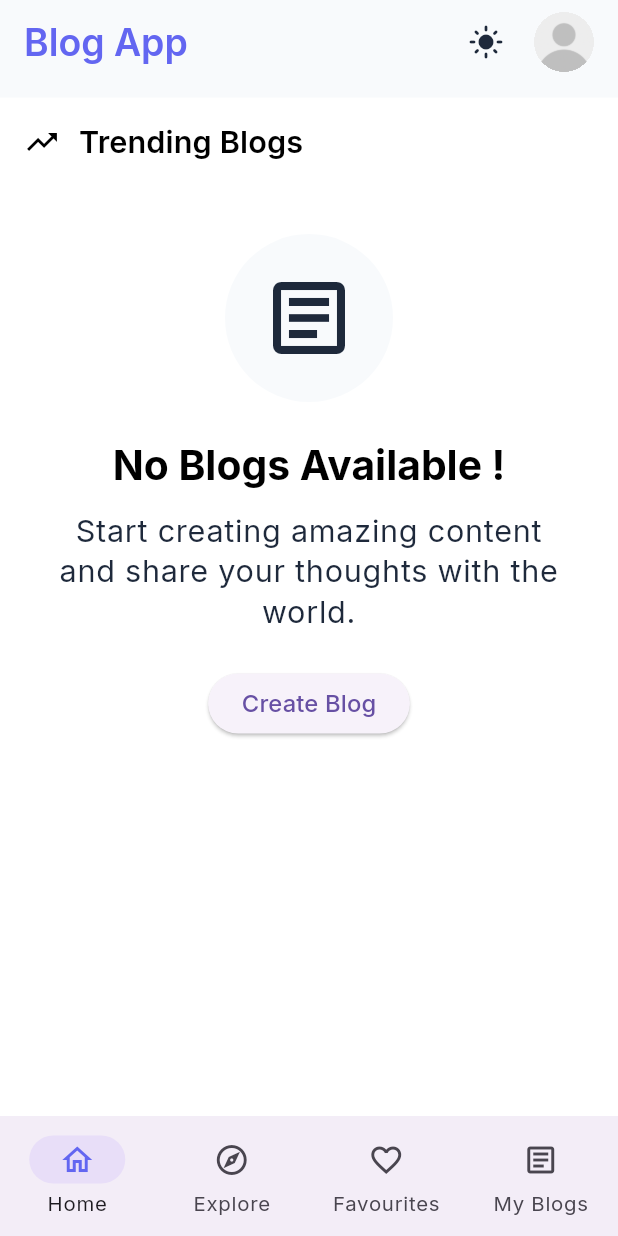
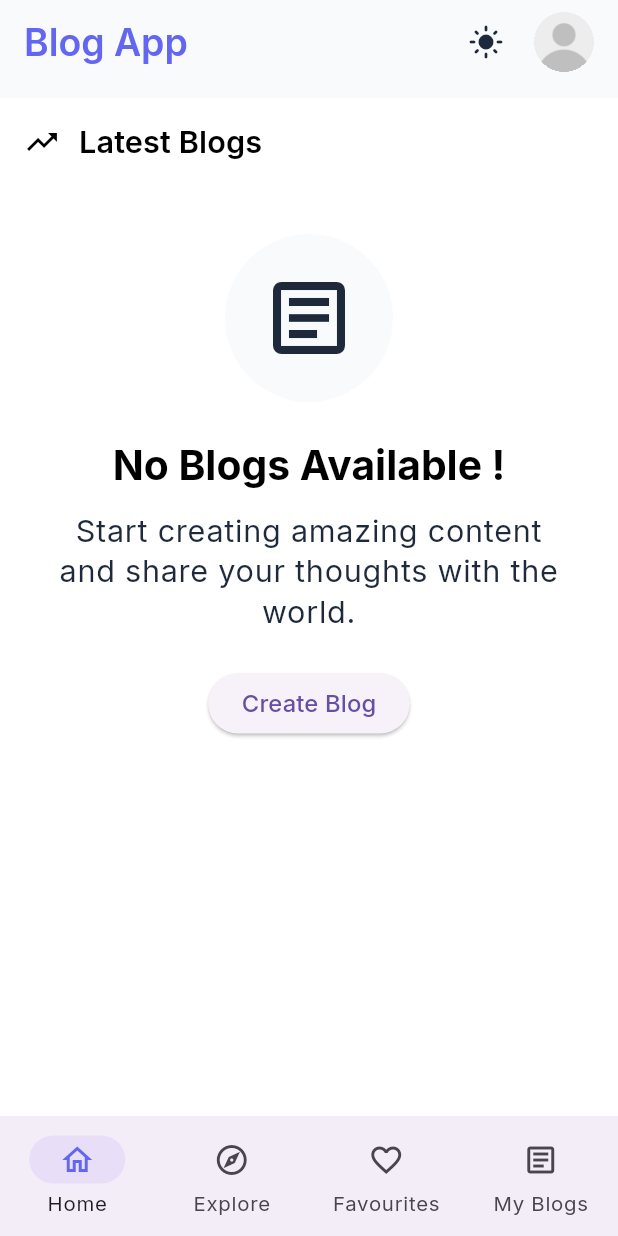
Before and after one commit to sudip22-p/blog_app_flutter, a Flutter app: the screen it shows once a user with an empty profile is signed in, on a phone screen of 412 x 824 dp. Run offline on Flutter 3.47's test engine with Material 3 defaults, Android fonts, the phone set to English and light mode, and no system bars; drawn by our look-alikes of cached_network_image; our stand-ins replace cloud_firestore, equatable, firebase_auth, firebase_core, firebase_database, flutter_bloc and 6 more; missing offline and left inert: cloudinary_public; accounts and stored records are empty; generated files the repository leaves out were written again; network calls fail; statements that could not run were skipped.

Commit message:
feat: latest blog page addition

```diff
--- a/lib/modules/blogs/features/trending_blogs/presentation/views/trending_blogs.dart
+++ b/lib/modules/blogs/features/latest_blogs/presentation/views/latest_blogs.dart
@@ -2,8 +2,6 @@ import 'package:blog_app/common/common.dart';
 import 'package:blog_app/core/core.dart';
 import 'package:blog_app/modules/blogs/data/models/blog.dart';
 import 'package:blog_app/modules/blogs/presentation/bloc/blog_bloc.dart';
-//TODO: update path accordingly ....
-import 'package:blog_app/modules/blogs/features/blog_details/presentation/views/blog_preview_screen.dart';
 import 'package:blog_app/modules/blogs/features/blog_card/presentation/view/blog_card.dart';
 import 'package:blog_app/modules/blogs/presentation/widgets/empty_state.dart';
 import 'package:flutter/material.dart';
@@ -11,24 +9,14 @@ import 'package:flutter_bloc/flutter_bloc.dart';
 import 'package:go_router/go_router.dart';
 // import 'package:go_router/go_router.dart';
 
-class TrendingBlogs extends StatefulWidget {
-  const TrendingBlogs({super.key});
+class LatestBlogs extends StatefulWidget {
+  const LatestBlogs({super.key});
 
   @override
-  State<TrendingBlogs> createState() => _TrendingBlogsState();
+  State<LatestBlogs> createState() => _LatestBlogsState();
 }
 
-//TODO: filter the trending ones 1st
-class _TrendingBlogsState extends State<TrendingBlogs> {
-  void _openBlog(Blog blog) {
-    //TODO: change the route after setup
-    // context.goNamed(Routes.blog_details.name);
-    Navigator.push(
-      context,
-      MaterialPageRoute(builder: (context) => BlogPreviewScreen(blog: blog)),
-    );
-  }
-
+class _LatestBlogsState extends State<LatestBlogs> {
   @override
   Widget build(BuildContext context) {
     return Column(
@@ -45,7 +33,7 @@ class _TrendingBlogsState extends State<TrendingBlogs> {
               AppGaps.gapW12,
 
               Text(
-                'Trending Blogs',
+                'Latest Blogs',
                 style: context.textTheme.titleSmall?.copyWith(
                   fontWeight: FontWeight.w600,
                 ),
@@ -56,7 +44,7 @@ class _TrendingBlogsState extends State<TrendingBlogs> {
 
         BlocBuilder<BlogBloc, BlogState>(
           builder: (context, state) {
-            dynamic blogs;
+            List<Blog> blogs = [];
             if (state is BlogInitial) {
               context.read<BlogBloc>().add(BlogsLoaded());
               return const Center(child: CircularProgressIndicator());
@@ -78,6 +66,7 @@ class _TrendingBlogsState extends State<TrendingBlogs> {
               );
             } else if (state is BlogOperationSuccess) {
               blogs = state.blogs;
+              blogs = blogs.take(12).toList();
               if (blogs.isEmpty) {
                 return EmptyState(
                   icon: Icons.article_outlined,
@@ -91,6 +80,7 @@ class _TrendingBlogsState extends State<TrendingBlogs> {
               }
             } else if (state is BlogLoadSuccess) {
               blogs = state.blogs;
+              blogs = blogs.take(12).toList();
               if (blogs.isEmpty) {
                 return EmptyState(
                   icon: Icons.article_outlined,
@@ -110,7 +100,7 @@ class _TrendingBlogsState extends State<TrendingBlogs> {
                 itemCount: blogs.length,
                 itemBuilder: (context, index) {
                   final blog = blogs[index];
-                  return BlogCard(blog: blog, onTap: () => _openBlog(blog));
+                  return BlogCard(blog: blog);
                 },
               ),
             );
--- a/lib/modules/blogs/presentation/widgets/widget.dart
+++ b/lib/modules/blogs/presentation/widgets/widget.dart
@@ -1,4 +1,4 @@
 export '../../features/explore_all_blogs/presentation/widgets/app_search_bar.dart';
 export '../../features/blog_card/presentation/view/blog_card.dart';
-export '../../features/trending_blogs/presentation/views/trending_blogs.dart';
+export '../../features/latest_blogs/presentation/views/latest_blogs.dart';
 export 'empty_state.dart';
--- a/lib/modules/dashboard/presentation/widgets/home_screen.dart
+++ b/lib/modules/dashboard/presentation/widgets/home_screen.dart
@@ -70,7 +70,7 @@ class _HomeScreenState extends State<HomeScreen> {
               ],
             ),
 
-            body: const TrendingBlogs(),
+            body: const LatestBlogs(),
           );
         },
       ),
```
